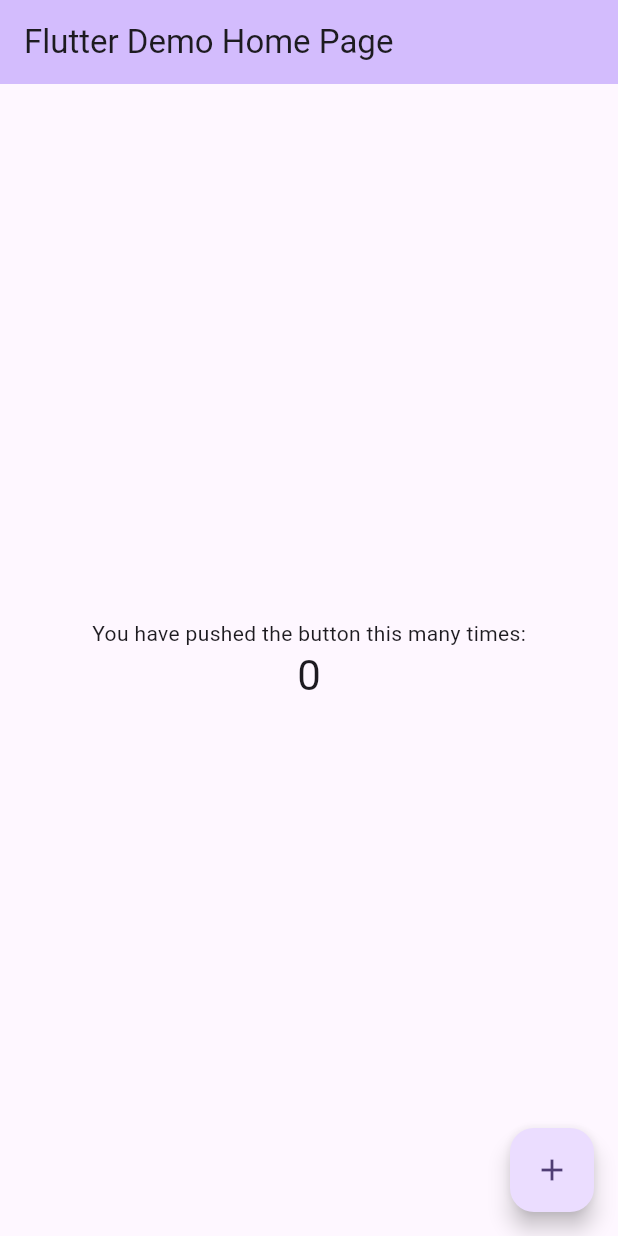
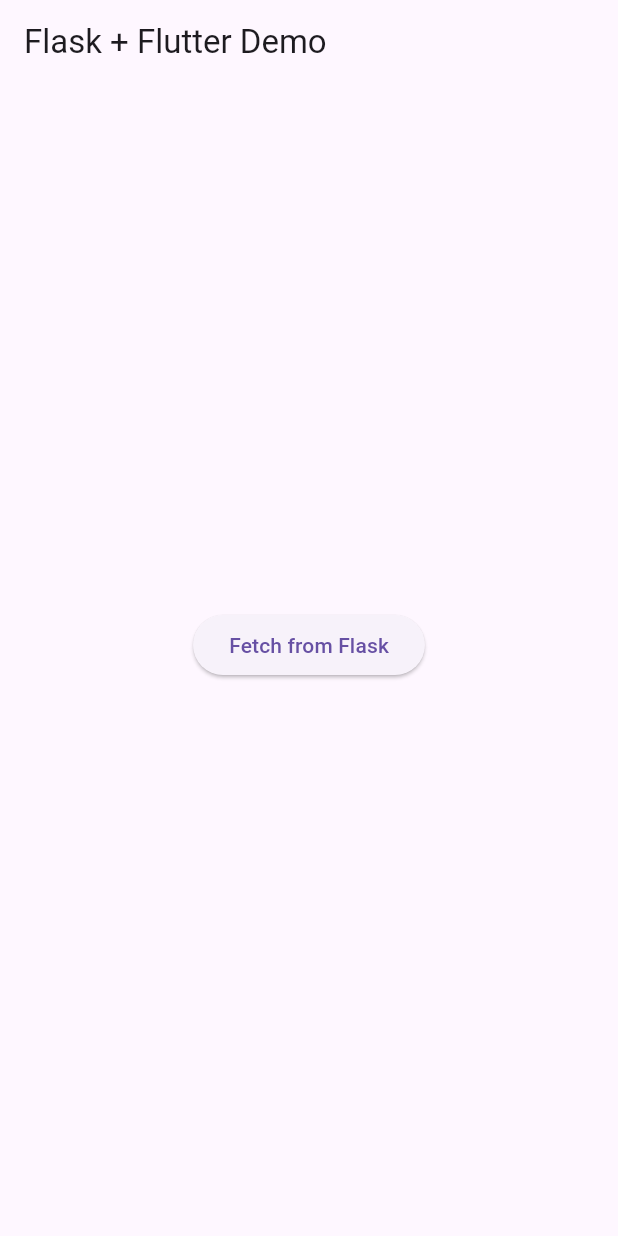
Before and after one commit to faizan-az02/cv_flutter, a Flutter app: the screen it shows after launch, on a phone screen of 412 x 824 dp. Run offline on Flutter 3.47's test engine with Material 3 defaults, Android fonts, the phone set to English and light mode, and no system bars.

Commit message:
Flask, Flutter Integration

```diff
--- a/lib/main.dart
+++ b/lib/main.dart
@@ -1,122 +1,63 @@
 import 'package:flutter/material.dart';
+import 'services/api_service.dart';
 
 void main() {
-  runApp(const MyApp());
+  runApp(const MaterialApp(
+    home: HelloFromBackend(),
+  ));
 }
 
-class MyApp extends StatelessWidget {
-  const MyApp({super.key});
+class HelloFromBackend extends StatefulWidget {
+  const HelloFromBackend({Key? key}) : super(key: key);
 
-  // This widget is the root of your application.
   @override
-  Widget build(BuildContext context) {
-    return MaterialApp(
-      title: 'Flutter Demo',
-      theme: ThemeData(
-        // This is the theme of your application.
-        //
-        // TRY THIS: Try running your application with "flutter run". You'll see
-        // the application has a purple toolbar. Then, without quitting the app,
-        // try changing the seedColor in the colorScheme below to Colors.green
-        // and then invoke "hot reload" (save your changes or press the "hot
-        // reload" button in a Flutter-supported IDE, or press "r" if you used
-        // the command line to start the app).
-        //
-        // Notice that the counter didn't reset back to zero; the application
-        // state is not lost during the reload. To reset the state, use hot
-        // restart instead.
-        //
-        // This works for code too, not just values: Most code changes can be
-        // tested with just a hot reload.
-        colorScheme: ColorScheme.fromSeed(seedColor: Colors.deepPurple),
-      ),
-      home: const MyHomePage(title: 'Flutter Demo Home Page'),
-    );
-  }
+  State<HelloFromBackend> createState() => _HelloFromBackendState();
 }
 
-class MyHomePage extends StatefulWidget {
-  const MyHomePage({super.key, required this.title});
+class _HelloFromBackendState extends State<HelloFromBackend> {
+  String _message = '';
+  bool _loading = false;
+  final ApiService _apiService = ApiService();
 
-  // This widget is the home page of your application. It is stateful, meaning
-  // that it has a State object (defined below) that contains fields that affect
-  // how it looks.
-
-  // This class is the configuration for the state. It holds the values (in this
-  // case the title) provided by the parent (in this case the App widget) and
-  // used by the build method of the State. Fields in a Widget subclass are
-  // always marked "final".
-
-  final String title;
-
-  @override
-  State<MyHomePage> createState() => _MyHomePageState();
-}
-
-class _MyHomePageState extends State<MyHomePage> {
-  int _counter = 0;
-
-  void _incrementCounter() {
+  Future<void> _fetchMessage() async {
     setState(() {
-      // This call to setState tells the Flutter framework that something has
-      // changed in this State, which causes it to rerun the build method below
-      // so that the display can reflect the updated values. If we changed
-      // _counter without calling setState(), then the build method would not be
-      // called again, and so nothing would appear to happen.
-      _counter++;
+      _loading = true;
+      _message = '';
     });
+    try {
+      final msg = await _apiService.fetchHello();
+      setState(() {
+        _message = msg;
+      });
+    } catch (e) {
+      setState(() {
+        _message = 'Error:  ${e.toString()}';
+      });
+    } finally {
+      setState(() {
+        _loading = false;
+      });
+    }
   }
 
   @override
   Widget build(BuildContext context) {
-    // This method is rerun every time setState is called, for instance as done
-    // by the _incrementCounter method above.
-    //
-    // The Flutter framework has been optimized to make rerunning build methods
-    // fast, so that you can just rebuild anything that needs updating rather
-    // than having to individually change instances of widgets.
     return Scaffold(
-      appBar: AppBar(
-        // TRY THIS: Try changing the color here to a specific color (to
-        // Colors.amber, perhaps?) and trigger a hot reload to see the AppBar
-        // change color while the other colors stay the same.
-        backgroundColor: Theme.of(context).colorScheme.inversePrimary,
-        // Here we take the value from the MyHomePage object that was created by
-        // the App.build method, and use it to set our appbar title.
-        title: Text(widget.title),
-      ),
+      appBar: AppBar(title: const Text('Flask + Flutter Demo')),
       body: Center(
-        // Center is a layout widget. It takes a single child and positions it
-        // in the middle of the parent.
         child: Column(
-          // Column is also a layout widget. It takes a list of children and
-          // arranges them vertically. By default, it sizes itself to fit its
-          // children horizontally, and tries to be as tall as its parent.
-          //
-          // Column has various properties to control how it sizes itself and
-          // how it positions its children. Here we use mainAxisAlignment to
-          // center the children vertically; the main axis here is the vertical
-          // axis because Columns are vertical (the cross axis would be
-          // horizontal).
-          //
-          // TRY THIS: Invoke "debug painting" (choose the "Toggle Debug Paint"
-          // action in the IDE, or press "p" in the console), to see the
-          // wireframe for each widget.
           mainAxisAlignment: MainAxisAlignment.center,
-          children: <Widget>[
-            const Text('You have pushed the button this many times:'),
-            Text(
-              '$_counter',
-              style: Theme.of(context).textTheme.headlineMedium,
+          children: [
+            ElevatedButton(
+              onPressed: _loading ? null : _fetchMessage,
+              child: const Text('Fetch from Flask'),
             ),
+            const SizedBox(height: 20),
+            if (_loading) const CircularProgressIndicator(),
+            if (_message.isNotEmpty) Text(_message),
           ],
         ),
       ),
-      floatingActionButton: FloatingActionButton(
-        onPressed: _incrementCounter,
-        tooltip: 'Increment',
-        child: const Icon(Icons.add),
-      ), // This trailing comma makes auto-formatting nicer for build methods.
     );
   }
 }
--- a/pubspec.yaml
+++ b/pubspec.yaml
@@ -34,6 +34,7 @@
   # The following adds the Cupertino Icons font to your application.
   # Use with the CupertinoIcons class for iOS style icons.
   cupertino_icons: ^1.0.8
+  http: ^1.1.0
 
 dev_dependencies:
   flutter_test:
```
Also changed, not shown: lib/services/api_service.dart (added, +18 -0 lines), pubspec.lock, 2 other files.
